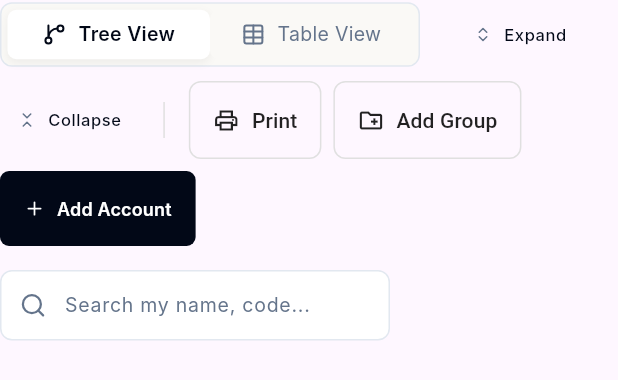
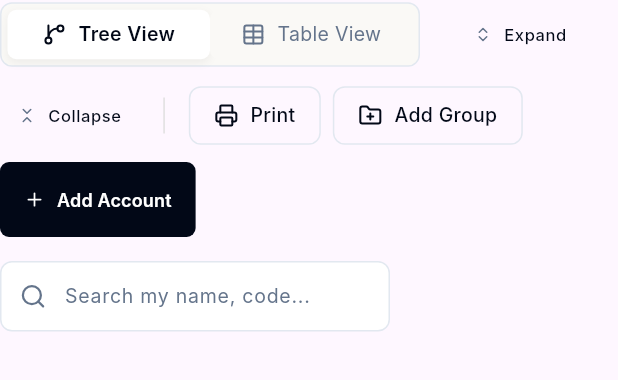
Before and after one commit to MironAlikc/erpmax-client, a Flutter app: the ChartOfAccountsControls widget shown alone on an empty page, opened directly with empty values, on a phone screen of 412 x 824 dp. Shown: the top 380 px of the screen. Run offline on Flutter 3.47's test engine with Material 3 defaults, Android fonts, the phone set to English and light mode, and no system bars; our stand-ins replace dartz, dio, equatable, fl_chart, flutter_bloc, flutter_secure_storage and 9 more; missing offline and left inert: shadcn_flutter; accounts and stored records are empty; generated files the repository leaves out were written again; Roboto replaces fonts that are missing (Inter).

Commit message:
Accounting accion button

```diff
--- a/lib/features/accounting/presentation/views/chart_of_accounts_view.dart
+++ b/lib/features/accounting/presentation/views/chart_of_accounts_view.dart
@@ -1,5 +1,5 @@
 import 'package:erpmax_client/core/theme/app_design.dart';
-import 'package:erpmax_client/features/accounting/presentation/widgets/accounting_tabs/chart_of_accounts/chart_of_accounts_header/chart_of_accounts_header.dart';
+import 'package:erpmax_client/features/accounting/presentation/widgets/accounting_tabs/chart_of_accounts/chart_of_accounts_header.dart';
 import 'package:erpmax_client/features/accounting/presentation/widgets/accounting_tabs/chart_of_accounts/chart_of_accounts_table.dart';
 import 'package:flutter/material.dart';
 
--- a/lib/features/accounting/presentation/widgets/accounting_tabs/chart_of_accounts/chart_of_accounts_table.dart
+++ b/lib/features/accounting/presentation/widgets/accounting_tabs/chart_of_accounts/chart_of_accounts_table.dart
@@ -1,6 +1,7 @@
 import 'package:erpmax_client/core/l10n/gen/app_localizations.dart';
 import 'package:erpmax_client/features/accounting/presentation/widgets/accounting_tabs/chart_of_accounts/widgets/custom_segmented_control.dart';
 import 'package:erpmax_client/features/accounting/presentation/widgets/accounting_tabs/chart_of_accounts/widgets/view_control_action_btn.dart';
+import 'package:erpmax_client/features/accounting/presentation/widgets/common_widgets/acc_action_btn.dart';
 import 'package:erpmax_client/features/accounting/presentation/widgets/common_widgets/acc_input.dart';
 import 'package:erpmax_client/features/accounting/presentation/widgets/common_widgets/accounting_header_btn.dart';
 import 'package:flutter/material.dart';
@@ -348,18 +349,18 @@ class ChartOfAccountsControls extends StatelessWidget {
                 ),
               ),
             ],
-            _ActionButton(
-              icon: Icons.print_outlined,
+            AccActionBtn(
+              icon: LucideIcons.printer,
               label: localizations.print,
               onTap: () {},
             ),
-            _ActionButton(
-              icon: Icons.create_new_folder_outlined,
+            AccActionBtn(
+              icon: LucideIcons.folderPlus,
               label: localizations.action_add_group,
               onTap: () {},
             ),
             AccountingHeaderBtn(
-              label: 'Add Account',
+              label: localizations.accAddAccount,
               icon: LucideIcons.plus,
               textColor: Colors.white,
               height: 18,
@@ -800,28 +801,28 @@ class _TableHeader extends StatelessWidget {
   }
 }
 
-class _ActionButton extends StatelessWidget {
-  final IconData icon;
-  final String label;
-  final VoidCallback onTap;
-  const _ActionButton({
-    required this.icon,
-    required this.label,
-    required this.onTap,
-  });
+// class _ActionButton extends StatelessWidget {
+//   final IconData icon;
+//   final String label;
+//   final VoidCallback onTap;
+//   const _ActionButton({
+//     required this.icon,
+//     required this.label,
+//     required this.onTap,
+//   });
 
-  @override
-  Widget build(BuildContext context) {
-    return OutlinedButton.icon(
-      onPressed: onTap,
-      style: OutlinedButton.styleFrom(
-        foregroundColor: Colors.black87,
-        side: BorderSide(color: Colors.grey.shade300),
-        padding: const EdgeInsets.symmetric(horizontal: 16, vertical: 16),
-        shape: RoundedRectangleBorder(borderRadius: BorderRadius.circular(8)),
-      ),
-      icon: Icon(icon, size: 18),
-      label: Text(label),
-    );
-  }
-}
+//   @override
+//   Widget build(BuildContext context) {
+//     return OutlinedButton.icon(
+//       onPressed: onTap,
+//       style: OutlinedButton.styleFrom(
+//         foregroundColor: Colors.black87,
+//         side: BorderSide(color: Colors.grey.shade300),
+//         padding: const EdgeInsets.symmetric(horizontal: 16, vertical: 16),
+//         shape: RoundedRectangleBorder(borderRadius: BorderRadius.circular(8)),
+//       ),
+//       icon: Icon(icon, size: 18),
+//       label: Text(label),
+//     );
+//   }
+// }
--- /dev/null
+++ b/lib/features/accounting/presentation/widgets/common_widgets/acc_action_btn.dart
@@ -0,0 +1,78 @@
+import 'package:erpmax_client/core/theme/app_theme.dart';
+import 'package:erpmax_client/core/theme/text_style_source.dart';
+import 'package:flutter/material.dart';
+
+class AccActionBtn extends StatelessWidget {
+  final IconData icon;
+  final String? label;
+  final VoidCallback? onTap;
+  final bool isLoading;
+
+  const AccActionBtn({
+    super.key,
+    required this.icon,
+    this.label,
+    this.onTap,
+    this.isLoading = false,
+  });
+
+  @override
+  Widget build(BuildContext context) {
+    final theme = context.theme.appColor;
+    final bool isEnabled = onTap != null && !isLoading;
+    final bool hasLabel = label != null && label!.isNotEmpty;
+
+    return InkWell(
+      onTap: isEnabled ? onTap : null,
+      borderRadius: BorderRadius.circular(8),
+      hoverColor: theme.gray100,
+      splashColor: theme.gray100,
+      child: AnimatedContainer(
+        duration: const Duration(milliseconds: 200),
+        padding: EdgeInsets.symmetric(
+          horizontal: hasLabel ? 16 : 10,
+          vertical: 10,
+        ),
+        decoration: BoxDecoration(
+          border: Border.all(
+            color: isEnabled
+                ? theme.border
+                : theme.border.withValues(alpha: 0.5),
+          ),
+          borderRadius: BorderRadius.circular(8),
+          color: isEnabled
+              ? Colors.transparent
+              : theme.gray50.withValues(alpha: 0.5),
+        ),
+        child: Row(
+          mainAxisSize: MainAxisSize.min,
+          mainAxisAlignment: MainAxisAlignment.center,
+          children: [
+            if (isLoading)
+              const SizedBox(
+                width: 18,
+                height: 18,
+                child: CircularProgressIndicator(strokeWidth: 2),
+              )
+            else
+              Icon(
+                icon,
+                size: 16,
+                color: isEnabled ? theme.textPrimary : theme.textSecondary,
+              ),
+            if (hasLabel) ...[
+              const SizedBox(width: 8),
+              Text(
+                label!,
+                style: AppTextStyles.tableHeader.copyWith(
+                  color: isEnabled ? theme.textPrimary : theme.textSecondary,
+                  fontWeight: FontWeight.w500,
+                ),
+              ),
+            ],
+          ],
+        ),
+      ),
+    );
+  }
+}
```
Also changed, not shown: lib/features/accounting/presentation/widgets/accounting_tabs/chart_of_accounts/chart_of_accounts_header.dart (renamed from lib/features/accounting/presentation/widgets/accounting_tabs/chart_of_accounts/chart_of_accounts_header/chart_of_accounts_header.dart).
